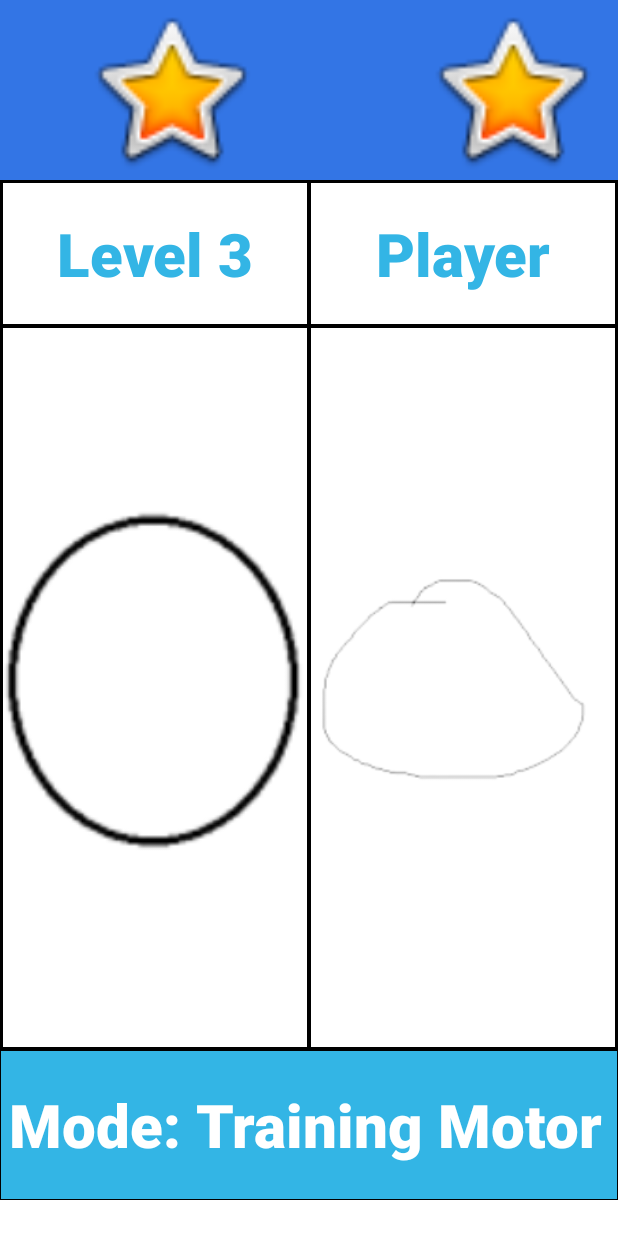
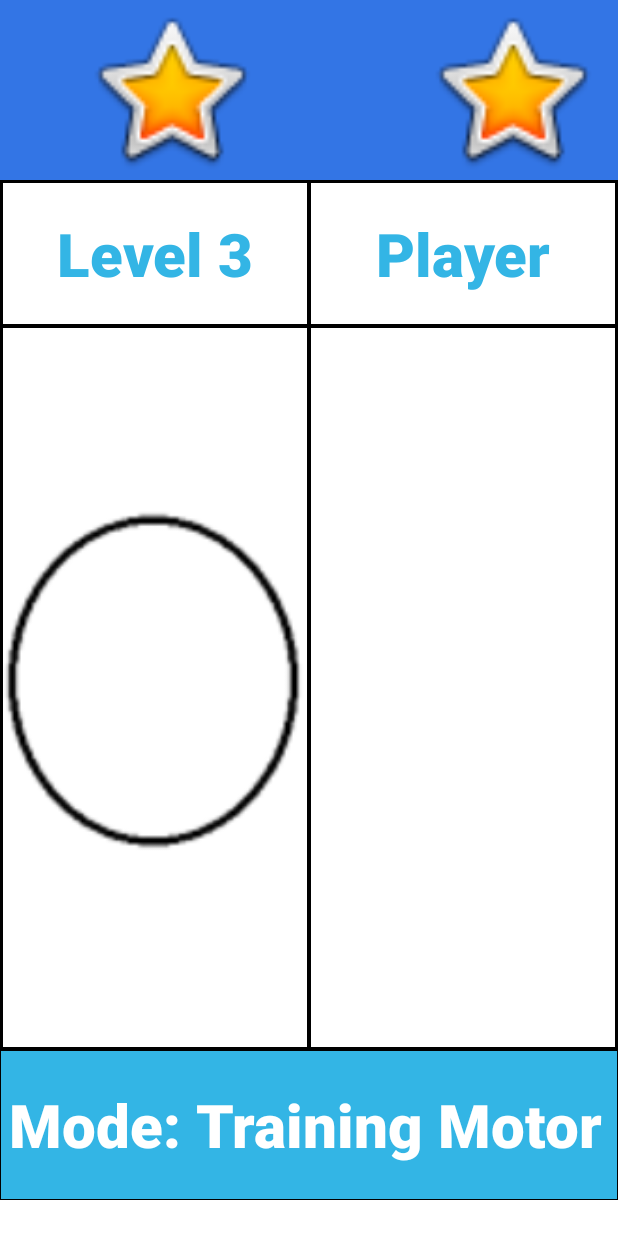
Before and after one commit to mhemmad01/FinalProject, an Android app: the layout trainingmotor.xml on its own in the app's theme, with its tools: preview values and no code run, on a phone screen of 412 x 824 dp. Run offline under Robolectric (Android 15) with nearby library versions, the phone set to English and light mode, and no system bars.

Commit message:
transfer3

```diff
--- a/app/src/main/AndroidManifest.xml
+++ b/app/src/main/AndroidManifest.xml
@@ -24,6 +24,8 @@
             android:parentActivityName=".MainDiagnosed"></activity>
         <activity android:name=".TrainSync"
             android:parentActivityName=".SelectTrainMode"></activity>
+        <activity android:name=".TrainMotor"
+            android:parentActivityName=".SelectTrainMode"></activity>
     </application>
 
 </manifest>
--- a/app/src/main/res/layout/trainingmotor.xml
+++ b/app/src/main/res/layout/trainingmotor.xml
@@ -124,14 +124,13 @@
                     android:textColor="@color/blue_light"
                     android:textSize="40sp" />
 
-                <ImageView
-                    android:id="@+id/imageView5"
+                <LinearLayout
+                    android:id="@+id/MotorTrain"
                     android:layout_width="match_parent"
                     android:layout_height="485dp"
                     android:layout_weight="1"
                     android:background="@drawable/my_border3"
-                    app:srcCompat="@drawable/ss"
-                    tools:srcCompat="@drawable/ss_removebg_preview" />
+                    android:orientation="vertical"></LinearLayout>
 
             </LinearLayout>
 
--- a/app/src/main/res/layout/trainingselect.xml
+++ b/app/src/main/res/layout/trainingselect.xml
@@ -76,6 +76,7 @@
             android:layout_marginTop="20dp"
             android:background="@color/blue_light"
             android:fontFamily="sans-serif-black"
+            android:onClick="StartMotorTrain"
             android:text="Motoric"
             android:textSize="16sp"
             app:backgroundTint="@color/blue_light" />
--- a/app/src/main/res/layout/traningsync.xml
+++ b/app/src/main/res/layout/traningsync.xml
@@ -127,6 +127,7 @@
                 android:layout_width="match_parent"
                 android:layout_height="match_parent"
                 android:layout_weight="1"
+                android:background="@drawable/my_border3"
                 android:orientation="vertical"></LinearLayout>
 
             <ImageView
@@ -143,6 +144,7 @@
                 android:layout_width="match_parent"
                 android:layout_height="match_parent"
                 android:layout_weight="1"
+                android:background="@drawable/my_border3"
                 android:orientation="vertical"></LinearLayout>
 
         </LinearLayout>
```
Also changed, not shown: app/src/main/java/com/example/myapplication/SelectTrainMode.java (+9 -1 lines), app/src/main/java/com/example/myapplication/TrainMotor.java (added, +18 -0 lines).
